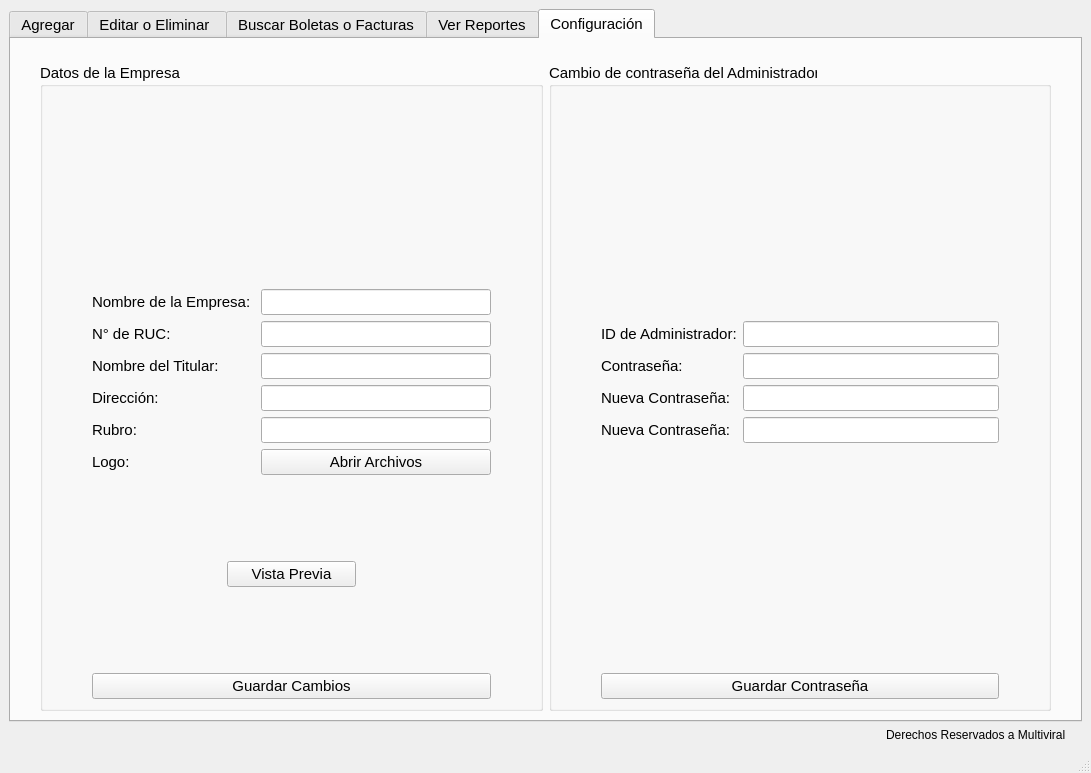
Qt form admin/admin.ui (nashvent/libreria) before a commit.
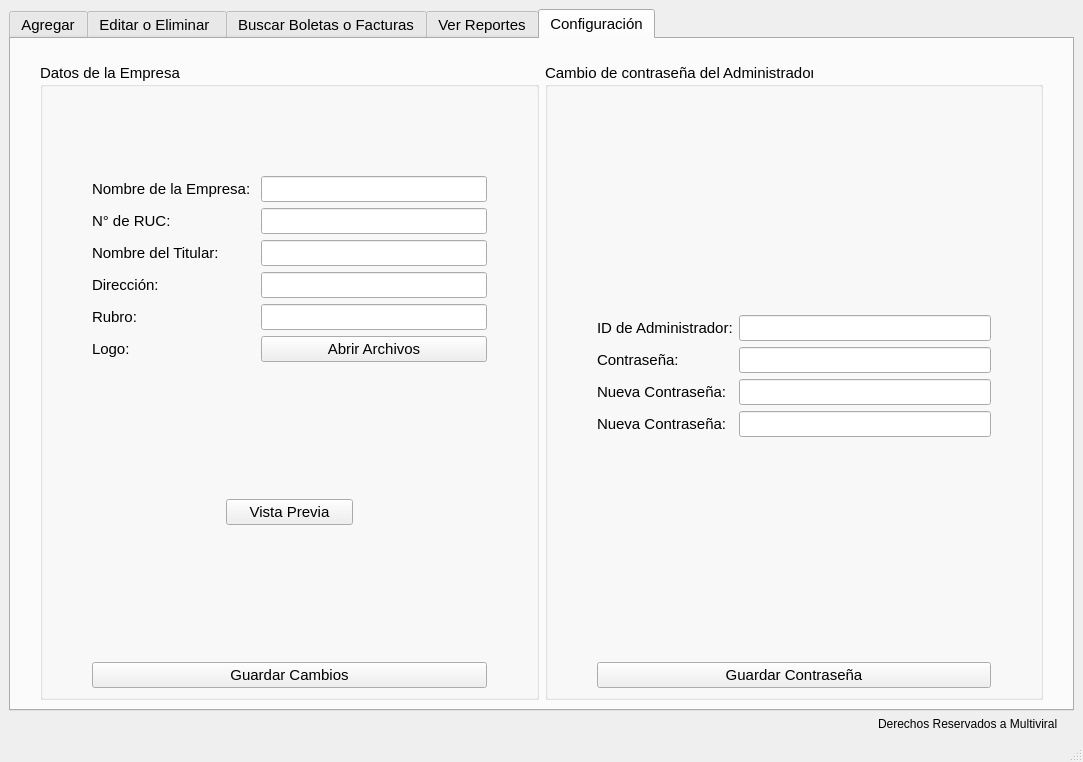
The same form after that commit. The open tabs and pages were chosen to show the change. Icons and pictures are not drawn.

The edit to the form file:
```diff
--- a/admin/admin.ui
+++ b/admin/admin.ui
@@ -6,8 +6,8 @@
    <rect>
     <x>0</x>
     <y>0</y>
-    <width>1091</width>
-    <height>773</height>
+    <width>1083</width>
+    <height>762</height>
    </rect>
   </property>
   <property name="mouseTracking">
@@ -21,8 +21,8 @@
     <normaloff>icons/admin.png</normaloff>icons/admin.png</iconset>
   </property>
   <widget class="QWidget" name="centralwidget">
-   <layout class="QVBoxLayout" name="verticalLayout_3">
-    <item>
+   <layout class="QGridLayout" name="gridLayout_16">
+    <item row="0" column="0">
      <widget class="QTabWidget" name="tabWidget">
       <property name="font">
        <font>
@@ -1273,63 +1273,10 @@
             </layout>
            </item>
            <item row="0" column="1">
-            <layout class="QGridLayout" name="gridLayout_17">
-             <item row="0" column="1">
-              <layout class="QHBoxLayout" name="horizontalLayout_15">
-               <property name="topMargin">
-                <number>0</number>
-               </property>
-               <item>
-                <widget class="QLabel" name="label_52">
-                 <property name="text">
-                  <string/>
-                 </property>
-                </widget>
-               </item>
-              </layout>
-             </item>
-             <item row="1" column="1">
-              <widget class="QLabel" name="label_53">
-               <property name="text">
-                <string/>
-               </property>
-               <property name="pixmap">
-                <pixmap>icons/logo.png</pixmap>
-               </property>
-               <property name="scaledContents">
-                <bool>true</bool>
-               </property>
-              </widget>
-             </item>
-             <item row="1" column="0">
-              <layout class="QVBoxLayout" name="verticalLayout_25">
-               <item>
-                <widget class="QLabel" name="label_54">
-                 <property name="text">
-                  <string/>
-                 </property>
-                </widget>
-               </item>
-              </layout>
-             </item>
-             <item row="1" column="2">
-              <layout class="QHBoxLayout" name="horizontalLayout_23">
-               <item>
-                <widget class="QLabel" name="label_55">
-                 <property name="text">
-                  <string/>
-                 </property>
-                </widget>
-               </item>
-              </layout>
-             </item>
-             <item row="2" column="1">
-              <widget class="QLabel" name="label_56">
-               <property name="text">
-                <string/>
-               </property>
-              </widget>
-             </item>
+            <layout class="QVBoxLayout" name="verticalLayout_3">
+             <property name="topMargin">
+              <number>80</number>
+             </property>
             </layout>
            </item>
           </layout>
@@ -1339,7 +1286,7 @@
       </widget>
      </widget>
     </item>
-    <item alignment="Qt::AlignRight">
+    <item row="1" column="0" alignment="Qt::AlignRight">
      <widget class="QLabel" name="label_14">
       <property name="text">
        <string>Derechos Reservados a Multiviral     </string>
```
Left out of the diff: 40 changed lines with no effect on the pictures.
